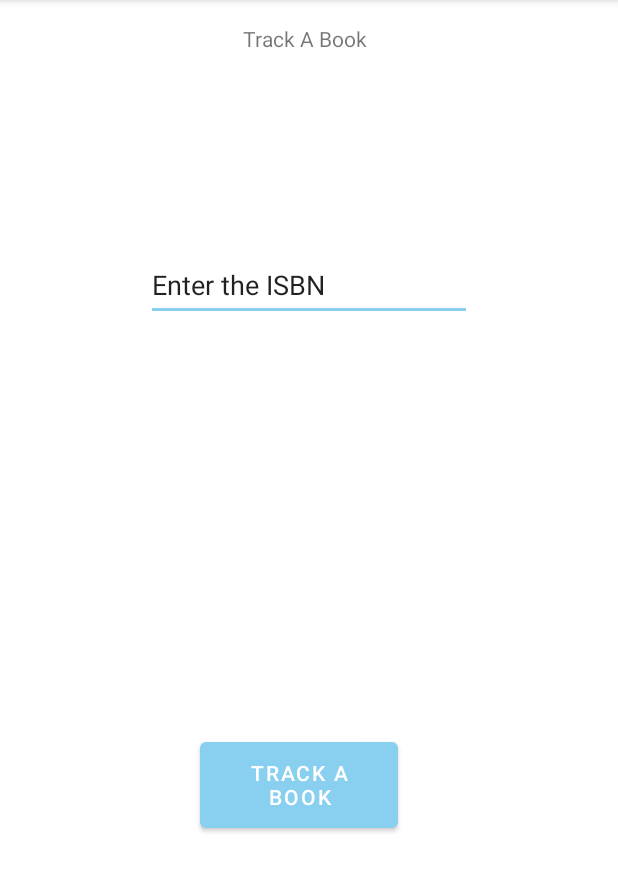
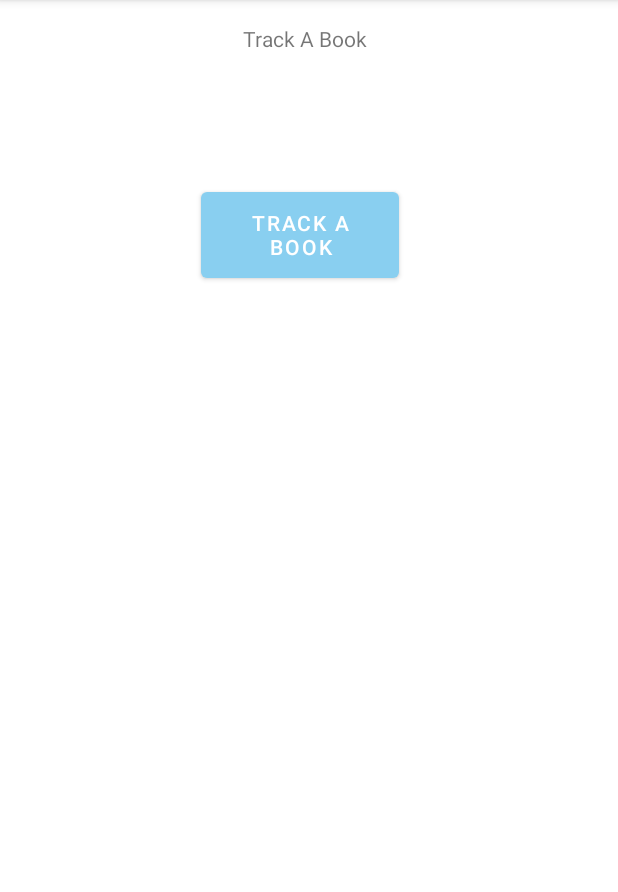
Before and after one commit to itsmeleeeo/ReadMyBook, an Android app: the trackabook screen opened directly, with no data from a screen before it, on a phone screen of 412 x 824 dp, the part 84-976 px from its top. Run offline under Robolectric (Android 15) with nearby library versions, the phone set to English and light mode, and no system bars; 1 statement that could not run was skipped.

Commit message:
new tables

```diff
--- a/app/src/main/java/com/example/readmybook/DatabaseHelper.java
+++ b/app/src/main/java/com/example/readmybook/DatabaseHelper.java
@@ -31,6 +31,38 @@ public class DatabaseHelper extends SQLiteOpenHelper {
     final static String T2COL6 = "Spinner_data";
 
     final static String TABLE3_NAME = "Track_a_book";
+    final static String TABLE4_NAME = "Employees";
+    final static  String T4COL1 = "EmployeeID";
+    final static  String T4COL2 = "FirstName";
+    final static  String T4COL3 = "LastName";
+    final static  String T4COL4 = "SecurityLevel";
+    final static  String T4COL5 = "Email";
+
+    final static String TABLE5_NAME = "Genres";
+    final static  String T5COL1 = "Fantasy";
+    final static  String T5COL2 = "Adventure";
+    final static  String T5COL3 = "Romance";
+    final static  String T5COL4 = "Dystopian";
+    final static  String T5COL5 = "Mystery";
+    final static  String T5COL6 = "Horror";
+    final static  String T5COL7 = "Thriller";
+    final static  String T5COL8 = "Paranormal";
+    final static  String T5COL9 = "Historical Fiction";
+    final static  String T5COL10 = "Science Fiction";
+    final static  String T5COL11 = "Children's";
+    final static  String T5COL12 = "Memoir";
+    final static  String T5COL13 = "Cooking";
+    final static  String T5COL14 = "Art";
+    final static  String T5COL15 = "Self-Help";
+    final static  String T5COL16 = "Development";
+    final static  String T5COL17 = "Health";
+    final static  String T5COL18 = "History";
+    final static  String T5COL19 = "Travel";
+    final static  String T5COL20 = "Guide/How-to";
+    final static  String T5COL21 = "Families";
+    final static  String T5COL22 = "Humor";
+
+
 
     public DatabaseHelper(Context context) {
         super(context, DATABASE_NAME, null, DATABASE_VERSION);
@@ -50,6 +82,17 @@ public class DatabaseHelper extends SQLiteOpenHelper {
         String Query = "CREATE TABLE " + TABLE3_NAME + "(" + T2COL3 + " INTEGER," + "FOREIGN KEY" + "(" + T2COL3 + ") " + "REFERENCES " +
                 TABLE2_NAME + "(" + T2COL3 + ")" + ")";
         db.execSQL(Query);
+        String eQuery = "CREATE TABLE " + TABLE4_NAME + "(" + T4COL1 + " INTEGER PRIMARY KEY," +
+                T4COL2 + " Text," + T4COL3 + " Text," +
+                T4COL4 + " Text," + T4COL5 + " Text)";
+        db.execSQL(eQuery);
+//        String gQuery = "CREATE TABLE " + TABLE5_NAME + "(" + T5COL1 + " INTEGER," +
+//                T5COL2 + " INTEGER," + T5COL3 + " INTEGER," +
+//                T5COL4 + " INTEGER," + T5COL5+ " INTEGER," + T5COL6 + " INTEGER," + T5COL7 + " INTEGER," + T5COL8 + " INTEGER," +
+//                T5COL10+ " INTEGER," + T5COL11 + " INTEGER," + T5COL12 + " INTEGER," + T5COL13 + " INTEGER," +
+//                T5COL14 + " INTEGER," + T5COL15+ " INTEGER," + T5COL16 + " INTEGER," + T5COL17 + " INTEGER," + T5COL18 + " INTEGER," +
+//                T5COL19 + " INTEGER," + T5COL20+ " INTEGER," + T5COL21 + " INTEGER," + T5COL22 + " INTEGER)";
+//        db.execSQL(gQuery);
     }
 
     @Override
@@ -57,6 +100,10 @@ public class DatabaseHelper extends SQLiteOpenHelper {
         db.execSQL("DROP TABLE " + TABLE1_NAME);
         db.execSQL("DROP TABLE " + TABLE2_NAME);
         db.execSQL("DROP TABLE " + TABLE3_NAME);
+        db.execSQL("DROP TABLE " + TABLE2_NAME);
+        db.execSQL("DROP TABLE " + TABLE3_NAME);
+        db.execSQL("DROP TABLE " + TABLE5_NAME);
+       // db.execSQL("DROP TABLE " + TABLE6_NAME);
         onCreate(db);
     }
 
--- a/app/src/main/java/com/example/readmybook/trackabook.java
+++ b/app/src/main/java/com/example/readmybook/trackabook.java
@@ -19,7 +19,7 @@ public class trackabook extends AppCompatActivity {
         databaseHelper= new DatabaseHelper(this);
         Intent i = getIntent();
         if (i!=null){
-             isbn= Long.parseLong(getIntent().getStringExtra("ISBN"));
+            isbn= Long.parseLong(getIntent().getStringExtra("ISBN"));
         }
 
         Button btn_tracker=findViewById(R.id.btn_tracker);
@@ -27,15 +27,15 @@ public class trackabook extends AppCompatActivity {
             boolean is_tracking;
             @Override
             public void onClick(View view) {
-             is_tracking=databaseHelper.track_a_book(isbn);
+                is_tracking=databaseHelper.track_a_book(isbn);
 
                 if (is_tracking) {
                     Toast.makeText(trackabook.this,
-                            Html.fromHtml("<big>data is inserted successfully</big>"),
+                            Html.fromHtml("<big>Your books are successfully saved.</big>"),
                             Toast.LENGTH_SHORT).show();
                 } else {
                     Toast.makeText(trackabook.this,
-                            Html.fromHtml("<big>data is not inserted</big>"),
+                            Html.fromHtml("<big>Your books are not saved.</big>"),
                             Toast.LENGTH_SHORT).show();
                 }
             }
--- a/app/src/main/res/layout/activity_trackabook.xml
+++ b/app/src/main/res/layout/activity_trackabook.xml
@@ -29,26 +29,10 @@
         android:text="@string/track_a_book"
         app:layout_constraintBottom_toBottomOf="parent"
         app:layout_constraintEnd_toEndOf="parent"
-        app:layout_constraintHorizontal_bias="0.0"
+        app:layout_constraintHorizontal_bias="1.0"
         app:layout_constraintStart_toStartOf="parent"
         app:layout_constraintTop_toTopOf="parent"
-        app:layout_constraintVertical_bias="1.0" />
-
-    <EditText
-        android:id="@+id/editTextTextPersonName2"
-        android:layout_width="217dp"
-        android:layout_height="48dp"
-        android:layout_marginStart="8dp"
-        android:layout_marginTop="61dp"
-        android:layout_marginEnd="8dp"
-        android:layout_marginBottom="215dp"
-        android:ems="10"
-        android:inputType="textPersonName"
-        android:text="@string/trackabookisbn"
-        app:layout_constraintBottom_toTopOf="@+id/btn_tracker"
-        app:layout_constraintEnd_toEndOf="parent"
-        app:layout_constraintStart_toStartOf="parent"
-        app:layout_constraintTop_toBottomOf="@+id/txttrackabook" />
+        app:layout_constraintVertical_bias="0.183" />
 
     <TextView
         android:id="@+id/trackbookmessage"
```
